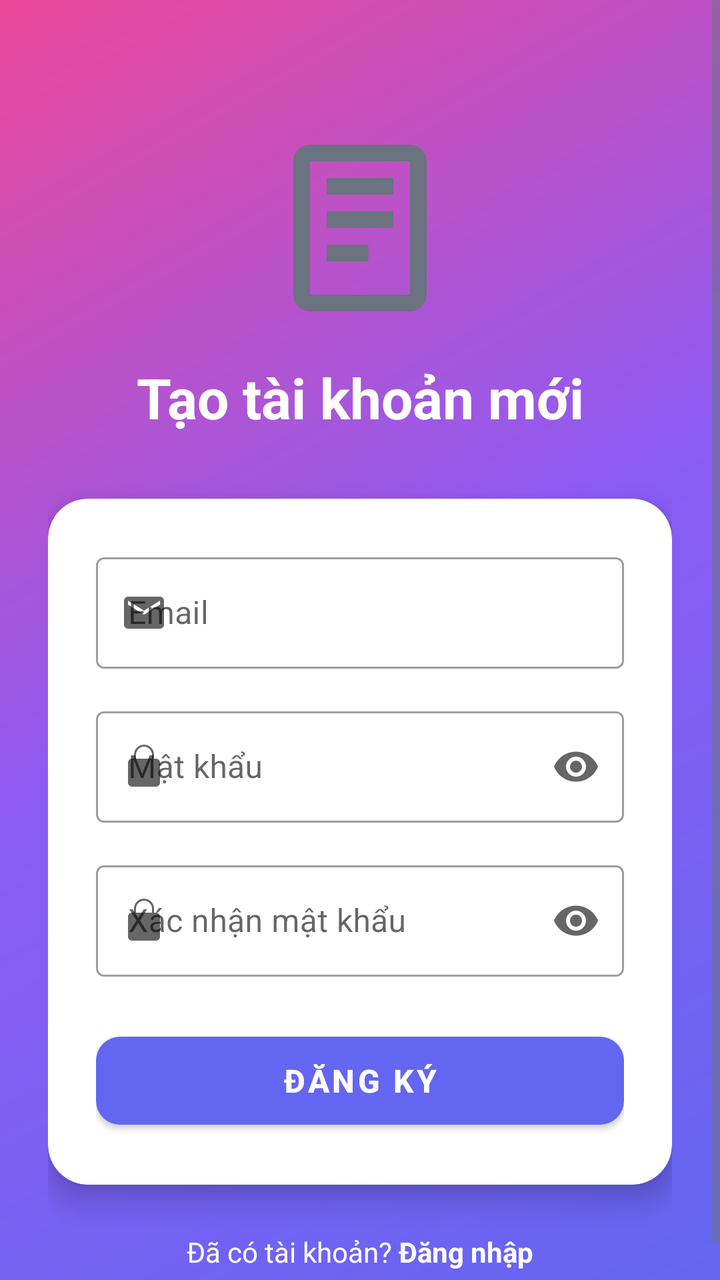
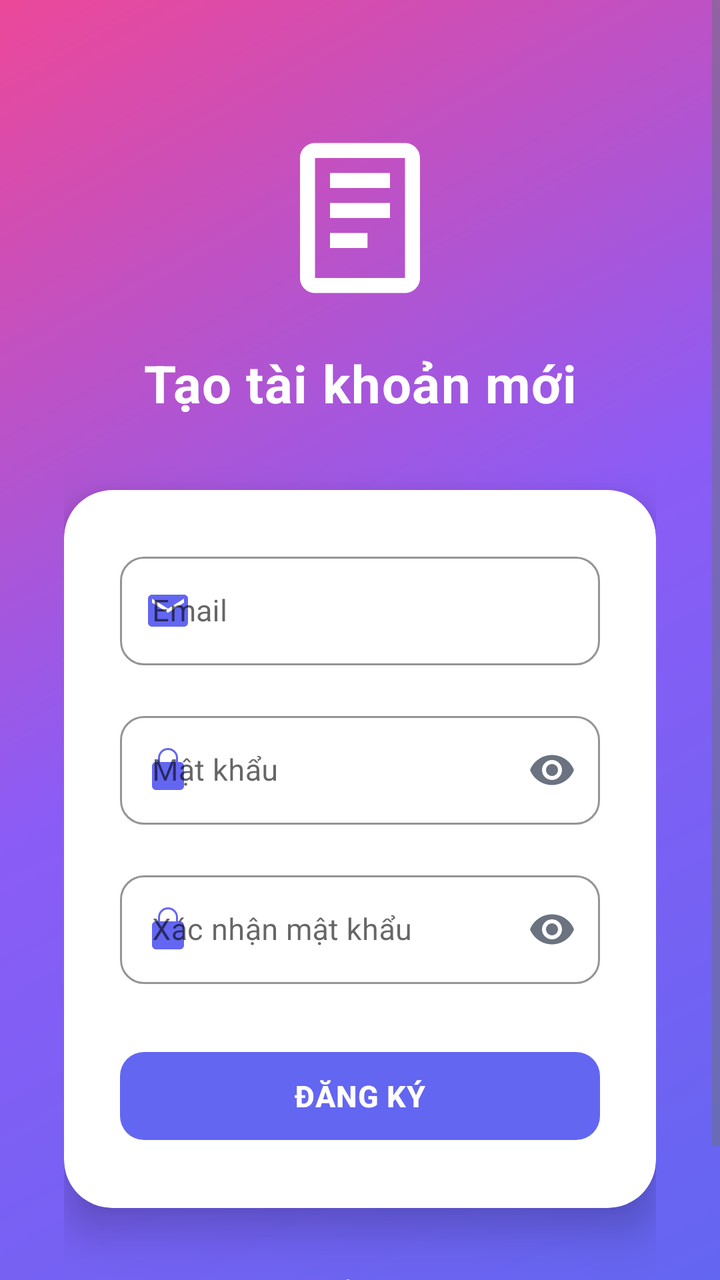

Two renders of the same Android screen: before a commit and after it. Below are the layout's source before the change and the commit's diff.
<!-- AndroidManifest.xml: application theme Theme.EduSummarize -->
<!-- res/layout/activity_register.xml -->
<?xml version="1.0" encoding="utf-8"?>
<ScrollView xmlns:android="http://schemas.android.com/apk/res/android"
    xmlns:app="http://schemas.android.com/apk/res-auto"
    android:layout_width="match_parent"
    android:layout_height="match_parent"
    android:fillViewport="true"
    android:background="@drawable/gradient_background">

    <androidx.constraintlayout.widget.ConstraintLayout
        android:layout_width="match_parent"
        android:layout_height="wrap_content"
        android:padding="24dp">

        <ImageView
            android:id="@+id/iv_logo"
            android:layout_width="100dp"
            android:layout_height="100dp"
            android:layout_marginTop="40dp"
            android:src="@drawable/ic_logo"
            android:contentDescription="@string/app_name"
            app:layout_constraintTop_toTopOf="parent"
            app:layout_constraintStart_toStartOf="parent"
            app:layout_constraintEnd_toEndOf="parent" />

        <TextView
            android:id="@+id/tv_title"
            android:layout_width="wrap_content"
            android:layout_height="wrap_content"
            android:layout_marginTop="16dp"
            android:text="Tạo tài khoản mới"
            android:textSize="28sp"
            android:textStyle="bold"
            android:textColor="@color/white"
            app:layout_constraintTop_toBottomOf="@id/iv_logo"
            app:layout_constraintStart_toStartOf="parent"
            app:layout_constraintEnd_toEndOf="parent" />

        <com.google.android.material.card.MaterialCardView
            android:id="@+id/card_register"
            android:layout_width="match_parent"
            android:layout_height="wrap_content"
            android:layout_marginTop="32dp"
            app:cardCornerRadius="20dp"
            app:cardElevation="8dp"
            app:layout_constraintTop_toBottomOf="@id/tv_title">

            <LinearLayout
                android:layout_width="match_parent"
                android:layout_height="wrap_content"
                android:orientation="vertical"
                android:padding="24dp">

                
                <com.google.android.material.textfield.TextInputLayout
                    android:layout_width="match_parent"
                    android:layout_height="wrap_content"
                    android:hint="Email"
                    app:startIconDrawable="@drawable/ic_email"
                    style="@style/Widget.MaterialComponents.TextInputLayout.OutlinedBox">

                    <com.google.android.material.textfield.TextInputEditText
                        android:id="@+id/et_email"
                        android:layout_width="match_parent"
                        android:layout_height="wrap_content"
                        android:inputType="textEmailAddress"
                        android:maxLines="1" />
                </com.google.android.material.textfield.TextInputLayout>

                
                <com.google.android.material.textfield.TextInputLayout
                    android:layout_width="match_parent"
                    android:layout_height="wrap_content"
                    android:layout_marginTop="16dp"
                    android:hint="Mật khẩu"
                    app:startIconDrawable="@drawable/ic_lock"
                    app:endIconMode="password_toggle"
                    style="@style/Widget.MaterialComponents.TextInputLayout.OutlinedBox">

                    <com.google.android.material.textfield.TextInputEditText
                        android:id="@+id/et_password"
                        android:layout_width="match_parent"
                        android:layout_height="wrap_content"
                        android:inputType="textPassword"
                        android:maxLines="1" />
                </com.google.android.material.textfield.TextInputLayout>

                
                <com.google.android.material.textfield.TextInputLayout
                    android:layout_width="match_parent"
                    android:layout_height="wrap_content"
                    android:layout_marginTop="16dp"
                    android:hint="Xác nhận mật khẩu"
                    app:startIconDrawable="@drawable/ic_lock"
                    app:endIconMode="password_toggle"
                    style="@style/Widget.MaterialComponents.TextInputLayout.OutlinedBox">

                    <com.google.android.material.textfield.TextInputEditText
                        android:id="@+id/et_confirm_password"
                        android:layout_width="match_parent"
                        android:layout_height="wrap_content"
                        android:inputType="textPassword"
                        android:maxLines="1" />
                </com.google.android.material.textfield.TextInputLayout>

                <com.google.android.material.button.MaterialButton
                    android:id="@+id/btn_register"
                    android:layout_width="match_parent"
                    android:layout_height="56dp"
                    android:layout_marginTop="24dp"
                    android:text="Đăng ký"
                    android:textSize="16sp"
                    android:textStyle="bold"
                    app:cornerRadius="12dp"
                    app:backgroundTint="@color/primary" />

                <ProgressBar
                    android:id="@+id/progress_bar"
                    android:layout_width="wrap_content"
                    android:layout_height="wrap_content"
                    android:layout_gravity="center"
                    android:layout_marginTop="16dp"
                    android:visibility="gone" />

            </LinearLayout>
        </com.google.android.material.card.MaterialCardView>

        <LinearLayout
            android:layout_width="wrap_content"
            android:layout_height="wrap_content"
            android:layout_marginTop="24dp"
            android:orientation="horizontal"
            app:layout_constraintTop_toBottomOf="@id/card_register"
            app:layout_constraintStart_toStartOf="parent"
            app:layout_constraintEnd_toEndOf="parent">

            <TextView
                android:layout_width="wrap_content"
                android:layout_height="wrap_content"
                android:text="Đã có tài khoản? "
                android:textColor="@color/white"
                android:textSize="14sp" />

            <TextView
                android:id="@+id/tv_login"
                android:layout_width="wrap_content"
                android:layout_height="wrap_content"
                android:text="Đăng nhập"
                android:textColor="@color/white"
                android:textSize="14sp"
                android:textStyle="bold"
                android:clickable="true"
                android:focusable="true" />
        </LinearLayout>
    </androidx.constraintlayout.widget.ConstraintLayout>
</ScrollView>
<!-- resources referenced by this layout -->
<resources>
  <color name="primary">#6366F1</color>
  <color name="white">#FFFFFF</color>
  <!-- drawable gradient_background (drawable) -->
  <?xml version="1.0" encoding="utf-8"?>
  <shape xmlns:android="http://schemas.android.com/apk/res/android">
      <gradient
          android:angle="135"
          android:startColor="#6366F1"
          android:centerColor="#8B5CF6"
          android:endColor="#EC4899"
          android:type="linear" />
  </shape>
  <!-- drawable ic_email (drawable) -->
  <vector xmlns:android="http://schemas.android.com/apk/res/android"
      android:width="24dp" android:height="24dp"
      android:viewportWidth="24" android:viewportHeight="24"
      android:tint="?attr/colorControlNormal">
      <path android:fillColor="@android:color/black"
          android:pathData="M20,4H4c-1.1,0 -2,0.9 -2,2v12c0,1.1 0.9,2 2,2h16c1.1,0 2,-0.9 2,-2V6c0,-1.1 -0.9,-2 -2,-2zM20,8l-8,5 -8,-5V6l8,5 8,-5V8z"/>
  </vector>
  <!-- drawable ic_lock (drawable) -->
  <vector xmlns:android="http://schemas.android.com/apk/res/android"
      android:width="24dp" android:height="24dp"
      android:viewportWidth="24" android:viewportHeight="24"
      android:tint="?attr/colorControlNormal">
      <path android:fillColor="@android:color/black"
          android:pathData="M12,17a2,2 0,1 0,0 -4,2,2 0,0 0,0,4zM18,8h-1V6a5,5 0,0 0,-10,0v2H6c-1.1,0 -2,0.9 -2,2v10c0,1.1 0.9,2 2,2h12c1.1,0 2,-0.9 2,-2V10c0,-1.1 -0.9,-2 -2,-2zM8,6a4,4 0,0 1,8,0v2H8V6z"/>
  </vector>
  <!-- drawable ic_logo (drawable) -->
  <vector xmlns:android="http://schemas.android.com/apk/res/android"
      android:width="24dp" android:height="24dp"
      android:viewportWidth="24" android:viewportHeight="24"
      android:tint="?attr/colorControlNormal">
      <path android:fillColor="@android:color/black"
          android:pathData="M18,2H6c-1.1,0 -2,0.9 -2,2v16c0,1.1 0.9,2 2,2h12c1.1,0 2,-0.9 2,-2V4c0,-1.1 -0.9,-2 -2,-2zM6,20V4h12v16H6zM8,6h8v2H8zM8,10h8v2H8zM8,14h5v2H8z"/>
  </vector>
  <string name="app_name">EduSummarize</string>
  <style name="Theme.EduSummarize" parent="Theme.MaterialComponents.DayNight.DarkActionBar">
          <item name="colorPrimary">@color/primary</item>
          <item name="colorPrimaryDark">@color/primary_dark</item>
          <item name="colorAccent">@color/accent</item>
          <item name="android:statusBarColor">@color/primary_dark</item>
          <item name="android:windowBackground">@color/background</item>
          <item name="android:textColorPrimary">@color/text_primary</item>
          <item name="android:textColorSecondary">@color/text_secondary</item>
      </style>
  <color name="primary_dark">#4F46E5</color>
  <color name="accent">#EC4899</color>
  <color name="background">#F9FAFB</color>
  <color name="text_primary">#1F2937</color>
  <color name="text_secondary">#6B7280</color>
</resources>

<!-- the commit's change to res/layout/activity_register.xml (unified diff, before → after) -->
@@ -9,15 +9,16 @@
     <androidx.constraintlayout.widget.ConstraintLayout
         android:layout_width="match_parent"
         android:layout_height="wrap_content"
-        android:padding="24dp">
+        android:padding="32dp">
 
         <ImageView
             android:id="@+id/iv_logo"
-            android:layout_width="100dp"
-            android:layout_height="100dp"
-            android:layout_marginTop="40dp"
+            android:layout_width="90dp"
+            android:layout_height="90dp"
+            android:layout_marginTop="32dp"
             android:src="@drawable/ic_logo"
             android:contentDescription="@string/app_name"
+            app:tint="@color/white"
             app:layout_constraintTop_toTopOf="parent"
             app:layout_constraintStart_toStartOf="parent"
             app:layout_constraintEnd_toEndOf="parent" />
@@ -26,10 +27,11 @@
             android:id="@+id/tv_title"
             android:layout_width="wrap_content"
             android:layout_height="wrap_content"
-            android:layout_marginTop="16dp"
+            android:layout_marginTop="20dp"
             android:text="Tạo tài khoản mới"
-            android:textSize="28sp"
+            android:textSize="26sp"
             android:textStyle="bold"
+            android:letterSpacing="0.02"
             android:textColor="@color/white"
             app:layout_constraintTop_toBottomOf="@id/iv_logo"
             app:layout_constraintStart_toStartOf="parent"
@@ -39,23 +41,29 @@
             android:id="@+id/card_register"
             android:layout_width="match_parent"
             android:layout_height="wrap_content"
-            android:layout_marginTop="32dp"
-            app:cardCornerRadius="20dp"
-            app:cardElevation="8dp"
+            android:layout_marginTop="36dp"
+            app:cardCornerRadius="24dp"
+            app:cardElevation="12dp"
             app:layout_constraintTop_toBottomOf="@id/tv_title">
 
             <LinearLayout
                 android:layout_width="match_parent"
                 android:layout_height="wrap_content"
                 android:orientation="vertical"
-                android:padding="24dp">
+                android:padding="28dp">
 
-                
                 <com.google.android.material.textfield.TextInputLayout
                     android:layout_width="match_parent"
                     android:layout_height="wrap_content"
                     android:hint="Email"
                     app:startIconDrawable="@drawable/ic_email"
+                    app:startIconTint="@color/primary"
+                    app:hintTextColor="@color/text_secondary"
+                    app:boxStrokeColor="@color/primary"
+                    app:boxCornerRadiusTopStart="12dp"
+                    app:boxCornerRadiusTopEnd="12dp"
+                    app:boxCornerRadiusBottomStart="12dp"
+                    app:boxCornerRadiusBottomEnd="12dp"
                     style="@style/Widget.MaterialComponents.TextInputLayout.OutlinedBox">
 
                     <com.google.android.material.textfield.TextInputEditText
@@ -63,17 +71,25 @@
                         android:layout_width="match_parent"
                         android:layout_height="wrap_content"
                         android:inputType="textEmailAddress"
+                        android:textSize="15sp"
                         android:maxLines="1" />
                 </com.google.android.material.textfield.TextInputLayout>
 
-                
                 <com.google.android.material.textfield.TextInputLayout
                     android:layout_width="match_parent"
                     android:layout_height="wrap_content"
-                    android:layout_marginTop="16dp"
+                    android:layout_marginTop="20dp"
                     android:hint="Mật khẩu"
                     app:startIconDrawable="@drawable/ic_lock"
+                    app:startIconTint="@color/primary"
                     app:endIconMode="password_toggle"
+                    app:endIconTint="@color/text_secondary"
+                    app:hintTextColor="@color/text_secondary"
+                    app:boxStrokeColor="@color/primary"
+                    app:boxCornerRadiusTopStart="12dp"
+                    app:boxCornerRadiusTopEnd="12dp"
+                    app:boxCornerRadiusBottomStart="12dp"
+                    app:boxCornerRadiusBottomEnd="12dp"
                     style="@style/Widget.MaterialComponents.TextInputLayout.OutlinedBox">
 
                     <com.google.android.material.textfield.TextInputEditText
@@ -81,17 +97,25 @@
                         android:layout_width="match_parent"
                         android:layout_height="wrap_content"
                         android:inputType="textPassword"
+                        android:textSize="15sp"
                         android:maxLines="1" />
                 </com.google.android.material.textfield.TextInputLayout>
 
-                
                 <com.google.android.material.textfield.TextInputLayout
                     android:layout_width="match_parent"
                     android:layout_height="wrap_content"
-                    android:layout_marginTop="16dp"
+                    android:layout_marginTop="20dp"
                     android:hint="Xác nhận mật khẩu"
                     app:startIconDrawable="@drawable/ic_lock"
+                    app:startIconTint="@color/primary"
                     app:endIconMode="password_toggle"
+                    app:endIconTint="@color/text_secondary"
+                    app:hintTextColor="@color/text_secondary"
+                    app:boxStrokeColor="@color/primary"
+                    app:boxCornerRadiusTopStart="12dp"
+                    app:boxCornerRadiusTopEnd="12dp"
+                    app:boxCornerRadiusBottomStart="12dp"
+                    app:boxCornerRadiusBottomEnd="12dp"
                     style="@style/Widget.MaterialComponents.TextInputLayout.OutlinedBox">
 
                     <com.google.android.material.textfield.TextInputEditText
@@ -99,6 +123,7 @@
                         android:layout_width="match_parent"
                         android:layout_height="wrap_content"
                         android:inputType="textPassword"
+                        android:textSize="15sp"
                         android:maxLines="1" />
                 </com.google.android.material.textfield.TextInputLayout>
 
@@ -106,11 +131,14 @@
                     android:id="@+id/btn_register"
                     android:layout_width="match_parent"
                     android:layout_height="56dp"
-                    android:layout_marginTop="24dp"
+                    android:layout_marginTop="28dp"
                     android:text="Đăng ký"
-                    android:textSize="16sp"
+                    android:textSize="15sp"
                     android:textStyle="bold"
+                    android:letterSpacing="0.02"
                     app:cornerRadius="12dp"
+                    app:elevation="4dp"
+                    android:stateListAnimator="@null"
                     app:backgroundTint="@color/primary" />
 
                 <ProgressBar
@@ -119,6 +147,7 @@
                     android:layout_height="wrap_content"
                     android:layout_gravity="center"
                     android:layout_marginTop="16dp"
+                    android:indeterminateTint="@color/primary"
                     android:visibility="gone" />
 
             </LinearLayout>
@@ -127,9 +156,11 @@
         <LinearLayout
             android:layout_width="wrap_content"
             android:layout_height="wrap_content"
-            android:layout_marginTop="24dp"
+            android:layout_marginTop="28dp"
+            android:layout_marginBottom="24dp"
             android:orientation="horizontal"
             app:layout_constraintTop_toBottomOf="@id/card_register"
+            app:layout_constraintBottom_toBottomOf="parent"
             app:layout_constraintStart_toStartOf="parent"
             app:layout_constraintEnd_toEndOf="parent">
 
@@ -138,7 +169,8 @@
                 android:layout_height="wrap_content"
                 android:text="Đã có tài khoản? "
                 android:textColor="@color/white"
-                android:textSize="14sp" />
+                android:textSize="14sp"
+                android:alpha="0.9" />
 
             <TextView
                 android:id="@+id/tv_login"
@@ -149,7 +181,9 @@
                 android:textSize="14sp"
                 android:textStyle="bold"
                 android:clickable="true"
-                android:focusable="true" />
+                android:focusable="true"
+                android:background="?attr/selectableItemBackground"
+                android:padding="4dp" />
         </LinearLayout>
     </androidx.constraintlayout.widget.ConstraintLayout>
 </ScrollView>
